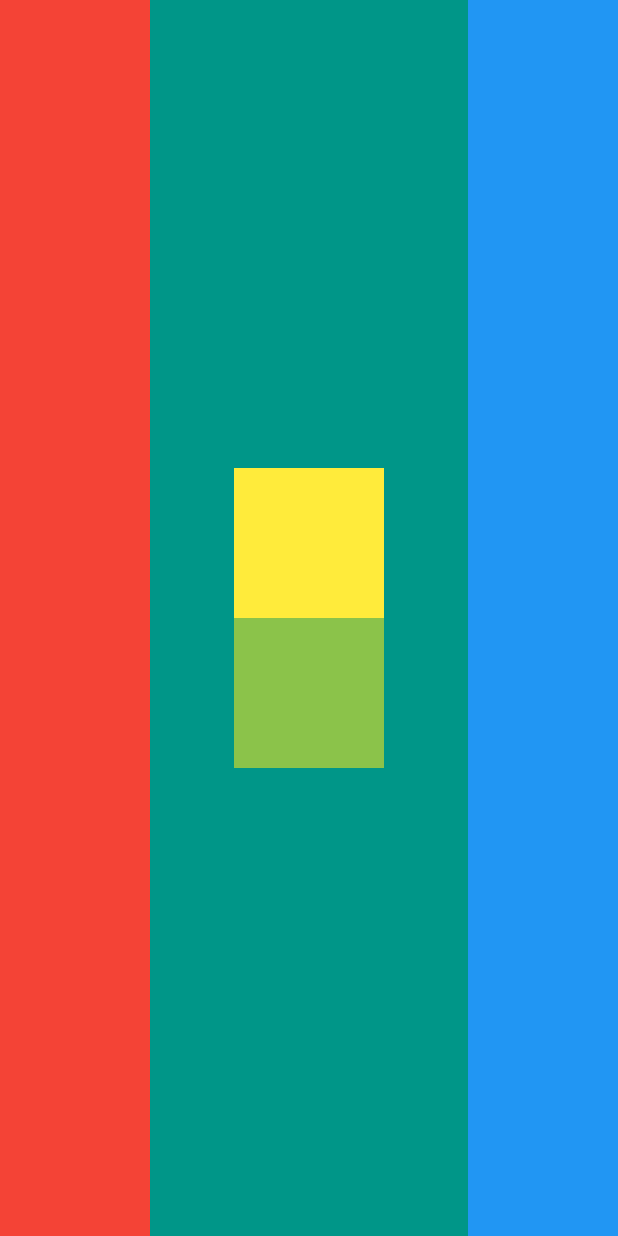
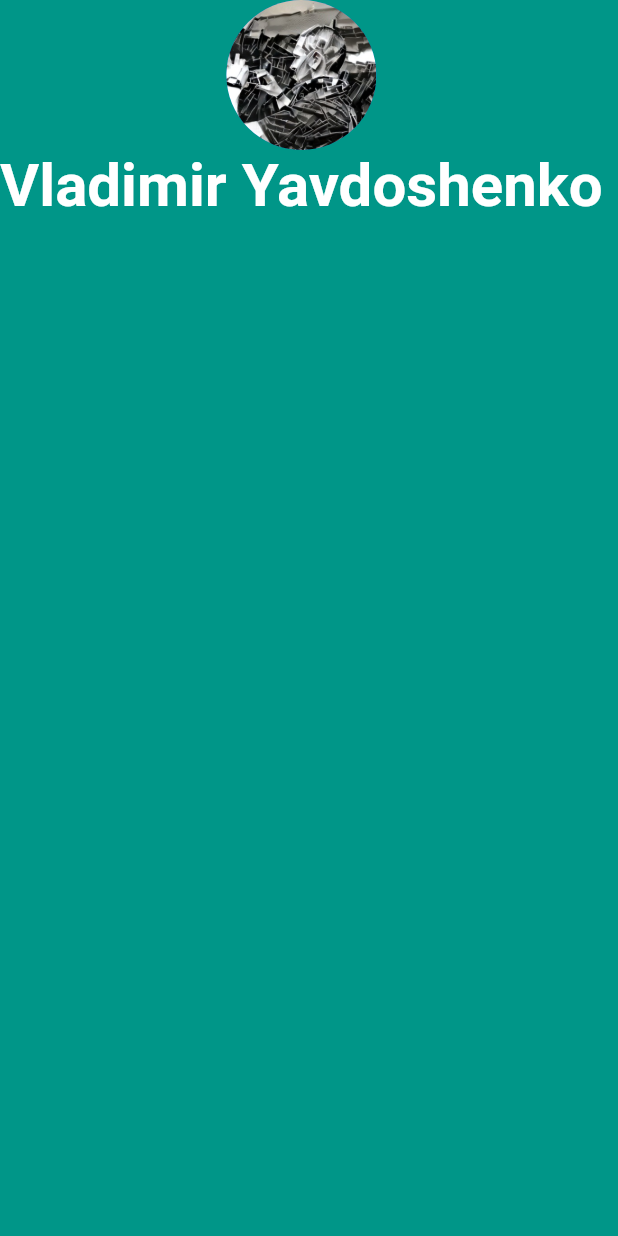
Before and after one commit to vyavdoshenko/flutter_tutorial, a Flutter app: the screen it shows after launch, on a phone screen of 412 x 824 dp. Run offline on Flutter 3.47's test engine with Material 2 defaults, Android fonts, the phone set to English and light mode, and no system bars.

Commit message:
MiCard app updated. Avatar added. Font changed.

```diff
--- a/mi_card/lib/main.dart
+++ b/mi_card/lib/main.dart
@@ -12,35 +12,22 @@
       home: Scaffold(
         backgroundColor: Colors.teal,
         body: SafeArea(
-          child: Row(
-            mainAxisAlignment: MainAxisAlignment.spaceBetween,
-            children: <Widget>[
-              Container(
-                width: 100.0,
-                color: Colors.red,
+            child: Column(
+          children: <Widget>[
+            CircleAvatar(
+              radius: 50.0,
+              backgroundImage: AssetImage('images/avatar.jpg'),
+            ),
+            Text(
+              'Vladimir Yavdoshenko',
+              style: TextStyle(
+                fontSize: 40.0,
+                color: Colors.white,
+                fontWeight: FontWeight.bold,
               ),
-              Column(
-                mainAxisAlignment: MainAxisAlignment.center,
-                children: <Widget>[
-                  Container(
-                    width: 100,
-                    height: 100,
-                    color: Colors.yellow,
-                  ),
-                  Container(
-                    width: 100,
-                    height: 100,
-                    color: Colors.lightGreen,
-                  ),
-                ],
-              ),
-              Container(
-                width: 100.0,
-                color: Colors.blue,
-              ),
-            ],
-          ),
-        ),
+            ),
+          ],
+        )),
       ),
     );
   }
--- a/mi_card/pubspec.yaml
+++ b/mi_card/pubspec.yaml
@@ -45,9 +45,8 @@
   uses-material-design: true
 
   # To add assets to your application, add an assets section, like this:
-  # assets:
-  #   - images/a_dot_burr.jpeg
-  #   - images/a_dot_ham.jpeg
+  assets:
+    - images/
 
   # An image asset can refer to one or more resolution-specific "variants", see
   # https://flutter.dev/assets-and-images/#resolution-aware.
```
Also changed, not shown: mi_card/images/avatar.jpg (added).
